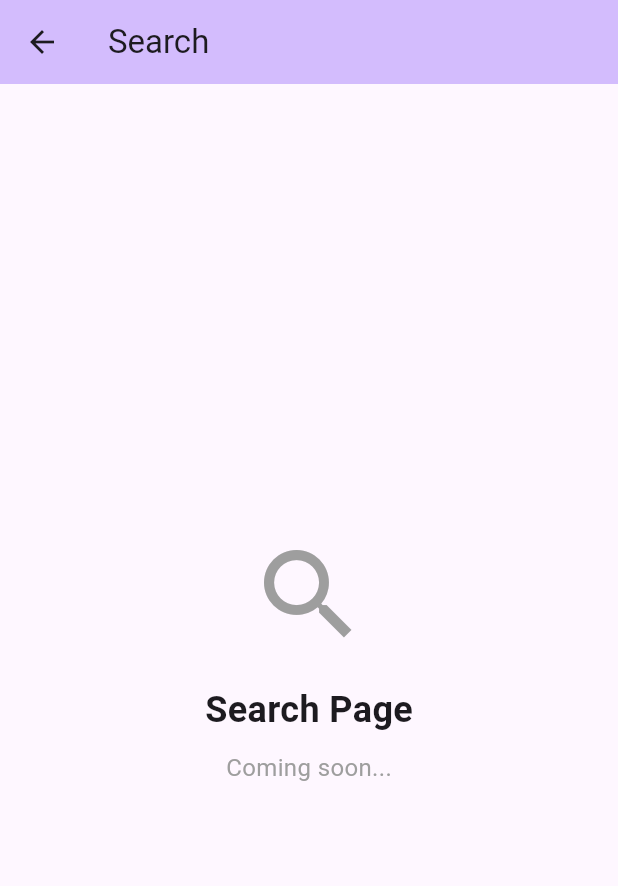
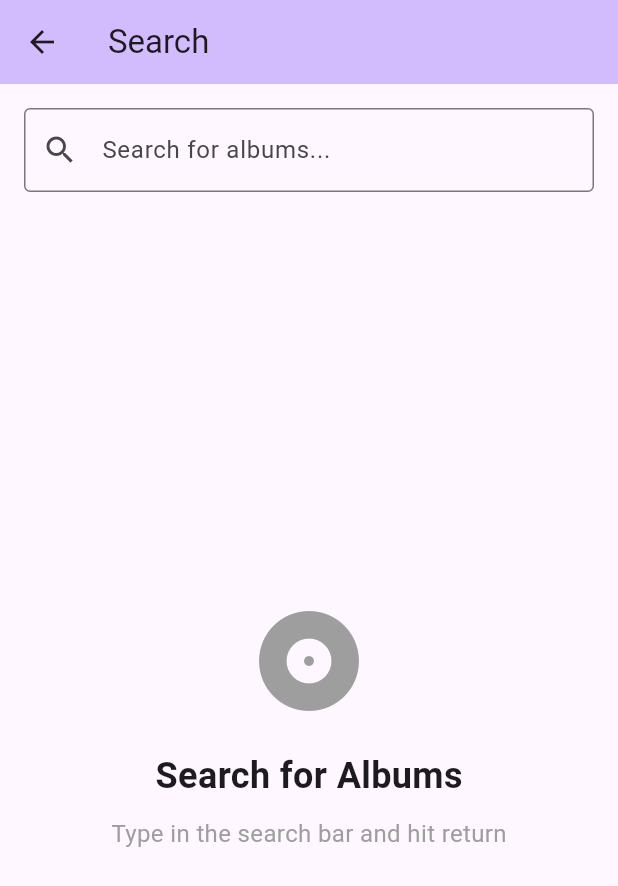
Before and after one commit to keeyank/BSides, a Flutter app: the SearchPage screen opened directly, on a phone screen of 412 x 824 dp. Shown: the top 886 px of the screen. Run offline on Flutter 3.47's test engine with Material 3 defaults, Android fonts, the phone set to English and light mode, and no system bars; our stand-ins replace flutter_dotenv.

Commit message:
albums to search page

```diff
--- a/lib/pages/home_page.dart
+++ b/lib/pages/home_page.dart
@@ -7,7 +7,7 @@ class HomePage extends StatelessWidget {
   Future<void> _testSpotifyAPI() async {
     try {
       final spotifyService = SpotifyService();
-      final result = await spotifyService.searchTracks("Hit me baby one more time", limit: 10);
+      final result = await spotifyService.search("Hit me baby one more time", "track", limit: 10);
       print('Search result: $result');
     } catch (e) {
       print('Error: $e');
--- a/lib/pages/search_page.dart
+++ b/lib/pages/search_page.dart
@@ -1,7 +1,192 @@
 import 'package:flutter/material.dart';
+import '../spotify_service.dart';
 
-class SearchPage extends StatelessWidget {
+class SearchPage extends StatefulWidget {
   const SearchPage({super.key});
+
+  @override
+  State<SearchPage> createState() => _SearchPageState();
+}
+
+class _SearchPageState extends State<SearchPage> {
+  final TextEditingController _searchController = TextEditingController();
+  final SpotifyService _spotifyService = SpotifyService();
+
+  // State for search results
+  List<Map<String, dynamic>> _albums = [];
+  bool _isLoading = false;
+  bool _hasSearched = false;
+
+  Future<void> _searchAlbums(String query) async {
+    if (query.trim().isEmpty) {
+      print('Search query is empty');
+      return;
+    }
+
+    setState(() {
+      _isLoading = true;
+      _hasSearched = true;
+    });
+
+    try {
+      print('Searching for albums: $query');
+      final result = await _spotifyService.search(query, "album", limit: 15);
+
+      // Extract albums from the response
+      final albums = result['albums']['items'] as List;
+      setState(() {
+        _albums = albums.cast<Map<String, dynamic>>();
+        _isLoading = false;
+      });
+
+      print('Found ${_albums.length} albums');
+    } catch (e) {
+      print('Search error: $e');
+      setState(() {
+        _albums = [];
+        _isLoading = false;
+      });
+    }
+  }
+
+  Widget _buildSearchResults() {
+    if (_isLoading) {
+      return const Center(
+        child: CircularProgressIndicator(),
+      );
+    }
+
+    if (!_hasSearched) {
+      return const Center(
+        child: Column(
+          mainAxisAlignment: MainAxisAlignment.center,
+          children: [
+            Icon(
+              Icons.album,
+              size: 80,
+              color: Colors.grey,
+            ),
+            SizedBox(height: 20),
+            Text(
+              'Search for Albums',
+              style: TextStyle(fontSize: 24, fontWeight: FontWeight.bold),
+            ),
+            SizedBox(height: 10),
+            Text(
+              'Type in the search bar and hit return',
+              style: TextStyle(fontSize: 16, color: Colors.grey),
+            ),
+          ],
+        ),
+      );
+    }
+
+    if (_albums.isEmpty) {
+      return const Center(
+        child: Column(
+          mainAxisAlignment: MainAxisAlignment.center,
+          children: [
+            Icon(
+              Icons.search_off,
+              size: 80,
+              color: Colors.grey,
+            ),
+            SizedBox(height: 20),
+            Text(
+              'No albums found',
+              style: TextStyle(fontSize: 20, fontWeight: FontWeight.bold),
+            ),
+            SizedBox(height: 10),
+            Text(
+              'Try a different search term',
+              style: TextStyle(fontSize: 16, color: Colors.grey),
+            ),
+          ],
+        ),
+      );
+    }
+
+    // Display the list of albums
+    return ListView.builder(
+      itemCount: _albums.length,
+      itemBuilder: (context, index) {
+        final album = _albums[index];
+        final albumName = album['name'] ?? 'Unknown Album';
+        final artists = album['artists'] as List;
+        final artistName = artists.isNotEmpty ? artists[0]['name'] : 'Unknown Artist';
+
+        final images = album['images'] as List?;
+        String? imageUrl;
+        if (images != null && images.length > 2) {
+          imageUrl = images[2]['url']; // 64x64 image
+        }
+
+        return Card(
+          margin: const EdgeInsets.symmetric(horizontal: 16, vertical: 8),
+          child: ListTile(
+            leading: imageUrl != null
+                ? ClipRRect(
+                    borderRadius: BorderRadius.circular(8),
+                    child: Image.network(
+                      imageUrl,
+                      width: 56,
+                      height: 56,
+                      fit: BoxFit.cover,
+                      errorBuilder: (context, error, stackTrace) {
+                        return const Icon(
+                          Icons.album,
+                          size: 40,
+                          color: Colors.deepPurple,
+                        );
+                      },
+                      loadingBuilder: (context, child, loadingProgress) {
+                        if (loadingProgress == null) return child;
+                        return Container(
+                          width: 56,
+                          height: 56,
+                          decoration: BoxDecoration(
+                            color: Colors.grey[200],
+                            borderRadius: BorderRadius.circular(8),
+                          ),
+                          child: const Center(
+                            child: CircularProgressIndicator(strokeWidth: 2),
+                          ),
+                        );
+                      },
+                    ),
+                  )
+                : const Icon(
+                    Icons.album,
+                    size: 40,
+                    color: Colors.deepPurple,
+                  ),
+            title: Text(
+              albumName,
+              style: const TextStyle(fontWeight: FontWeight.bold),
+              maxLines: 1,
+              overflow: TextOverflow.ellipsis,
+            ),
+            subtitle: Text(
+              artistName,
+              style: const TextStyle(color: Colors.grey),
+              maxLines: 1,
+              overflow: TextOverflow.ellipsis,
+            ),
+            onTap: () {
+              // TODO: Handle album tap (navigate to album details)
+              print('Tapped on: $albumName by $artistName');
+            },
+          ),
+        );
+      },
+    );
+  }
+
+  @override
+  void dispose() {
+    _searchController.dispose();
+    super.dispose();
+  }
 
   @override
   Widget build(BuildContext context) {
@@ -10,27 +195,28 @@ class SearchPage extends StatelessWidget {
         title: const Text('Search'),
         backgroundColor: Theme.of(context).colorScheme.inversePrimary,
       ),
-      body: const Center(
-        child: Column(
-          mainAxisAlignment: MainAxisAlignment.center,
-          children: [
-            Icon(
-              Icons.search,
-              size: 80,
-              color: Colors.grey,
+      body: Column(
+        children: [
+          // Search bar
+          Padding(
+            padding: const EdgeInsets.all(16.0),
+            child: TextField(
+              controller: _searchController,
+              decoration: const InputDecoration(
+                hintText: 'Search for albums...',
+                prefixIcon: Icon(Icons.search),
+                border: OutlineInputBorder(),
+              ),
+              onSubmitted: (value) {
+                _searchAlbums(value);
+              },
             ),
-            SizedBox(height: 20),
-            Text(
-              'Search Page',
-              style: TextStyle(fontSize: 24, fontWeight: FontWeight.bold),
-            ),
-            SizedBox(height: 10),
-            Text(
-              'Coming soon...',
-              style: TextStyle(fontSize: 16, color: Colors.grey),
-            ),
-          ],
-        ),
+          ),
+          // Search results
+          Expanded(
+            child: _buildSearchResults(),
+          ),
+        ],
       ),
     );
   }
--- a/lib/spotify_service.dart
+++ b/lib/spotify_service.dart
@@ -104,10 +104,13 @@ class SpotifyService {
     return response;
   }
 
-  // Search for tracks
-  Future<Map<String, dynamic>> searchTracks(String query, {int limit = 20}) async {
+  // Search for Spotify data
+  Future<Map<String, dynamic>> search(String query, String type, {int limit = 20}) async {
     try {
-      final url = '${SpotifyConfig.baseUrl}/search?q=${Uri.encodeComponent(query)}&type=track&limit=$limit';
+      if (!({"track", "album"}.contains(type))) {
+        throw Exception('Search failed: $type is not a valid Spotify data type');
+      }
+      final url = '${SpotifyConfig.baseUrl}/search?q=${Uri.encodeComponent(query)}&type=$type&limit=$limit';
       final response = await _makeAuthenticatedRequest('GET', url);
 
       if (response.statusCode == 200) {
```
